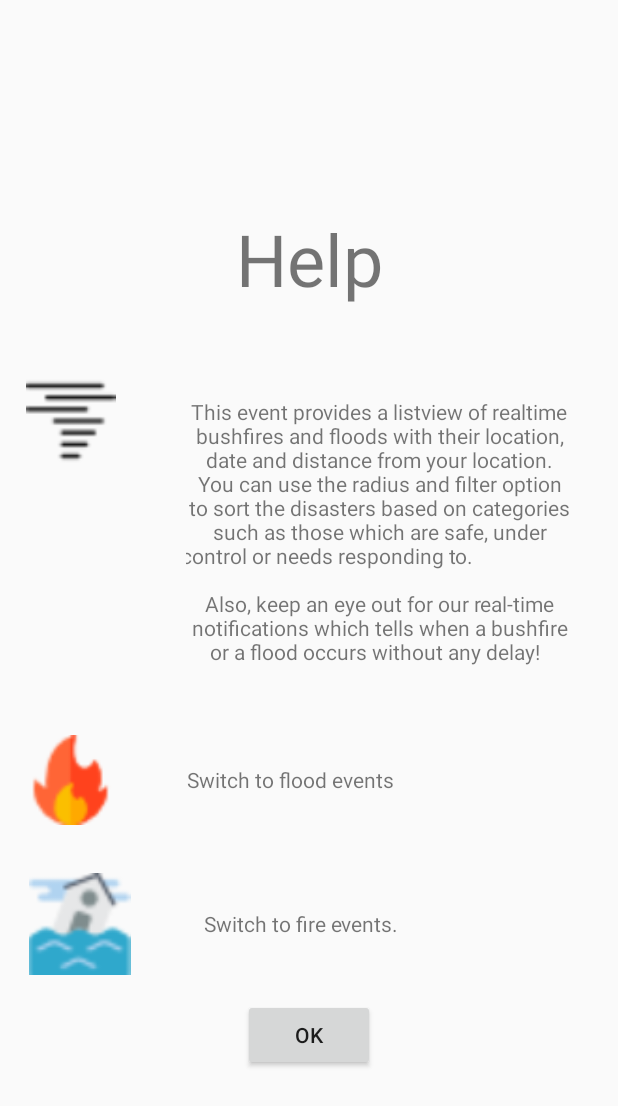
After one commit to fzkfzkqq/mapboxv1.0, an Android app: the layout help_bushfirelist.xml on its own in the app's theme, with its tools: preview values and no code run, on a phone screen of 412 x 824 dp. The commit adds this screen. Shown: the top 1106 px of the screen. Run offline under Robolectric (Android 15) with nearby library versions, the phone set to English and light mode, and no system bars.

Commit message:
final commit

```diff
--- a/app/src/main/java/com/disastermate/mapbox/Activities/BushfireListActivity.java
+++ b/app/src/main/java/com/disastermate/mapbox/Activities/BushfireListActivity.java
@@ -1,6 +1,7 @@
 package com.disastermate.mapbox.Activities;
 
 import android.annotation.SuppressLint;
+import android.app.Dialog;
 import android.content.Context;
 import android.content.SharedPreferences;
 import android.location.Location;
@@ -12,8 +13,11 @@ import android.support.v7.widget.LinearLayoutManager;
 import android.support.v7.widget.RecyclerView;
 import android.util.Log;
 import android.view.View;
+import android.view.ViewGroup;
+import android.view.Window;
 import android.widget.AdapterView;
 import android.widget.ArrayAdapter;
+import android.widget.Button;
 import android.widget.LinearLayout;
 import android.widget.Spinner;
 import android.widget.TextView;
@@ -84,6 +88,9 @@ public class BushfireListActivity extends BaseDrawerActivity implements AdapterV
     private Spinner firespinner;
     private Spinner radiusspinner;
     double lato,longo;
+
+    private FloatingActionButton btn_help;
+    private Button dialogue_button;
 
     @Override
     protected void onCreate(Bundle savedInstanceState) {
@@ -314,6 +321,30 @@ public class BushfireListActivity extends BaseDrawerActivity implements AdapterV
 
                 }
             });
+
+            btn_help.setOnClickListener(new View.OnClickListener() {
+                @Override
+                public void onClick(View v) {
+                    final Dialog settingsDialog = new Dialog(v.getContext());
+                    settingsDialog.getWindow().requestFeature(Window.FEATURE_NO_TITLE);
+                    settingsDialog.setContentView(getLayoutInflater().inflate(R.layout.help_bushfirelist
+                            , null));
+                    settingsDialog.show();
+
+                    Window window = settingsDialog.getWindow();
+                    window.setLayout(ViewGroup.LayoutParams.MATCH_PARENT, ViewGroup.LayoutParams.WRAP_CONTENT);
+
+                    dialogue_button = settingsDialog.findViewById(R.id.okbutton);
+                    dialogue_button.setOnClickListener(new View.OnClickListener() {
+                        @Override
+                        public void onClick(View v) {
+                            settingsDialog.dismiss();
+                        }
+                    });
+
+                }
+            });
+
 
 
 
@@ -640,6 +671,7 @@ public class BushfireListActivity extends BaseDrawerActivity implements AdapterV
         firespinner = findViewById(R.id.fire_spinner);
         radiusspinner = findViewById(R.id.radius_spinner);
         radiusText = findViewById(R.id.radius_text);
+        btn_help = findViewById(R.id.help);
     }
 
     public void getlatlong(){
--- a/app/src/main/java/com/disastermate/mapbox/Activities/Historic.java
+++ b/app/src/main/java/com/disastermate/mapbox/Activities/Historic.java
@@ -35,10 +35,13 @@ import com.mapbox.android.core.location.LocationEngineRequest;
 import com.mapbox.android.core.location.LocationEngineResult;
 import com.mapbox.android.core.permissions.PermissionsListener;
 import com.mapbox.android.core.permissions.PermissionsManager;
+import com.mapbox.geojson.Point;
 import com.mapbox.mapboxsdk.Mapbox;
 import com.mapbox.mapboxsdk.annotations.Icon;
 import com.mapbox.mapboxsdk.annotations.IconFactory;
 import com.mapbox.mapboxsdk.annotations.MarkerOptions;
+import com.mapbox.mapboxsdk.camera.CameraPosition;
+import com.mapbox.mapboxsdk.camera.CameraUpdateFactory;
 import com.mapbox.mapboxsdk.geometry.LatLng;
 import com.mapbox.mapboxsdk.location.LocationComponent;
 import com.mapbox.mapboxsdk.location.LocationComponentActivationOptions;
@@ -137,8 +140,6 @@ public class Historic extends BaseDrawerActivity implements OnMapReadyCallback,
         month = findViewById(R.id.month);
         count1 = findViewById(R.id.count);
         btn_help = findViewById(R.id.help);
-//        getDetailAsyncTask getDetailAsyncTask =new getDetailAsyncTask();
-//        getDetailAsyncTask.execute("3125");
 
 
 
@@ -150,6 +151,8 @@ public class Historic extends BaseDrawerActivity implements OnMapReadyCallback,
                 mapboxMap.setStyle(Style.DARK, new Style.OnStyleLoaded() {
                     @Override
                     public void onStyleLoaded(@NonNull Style style) {
+
+
                         addEarthquakeSource(style);
                         addHeatmapLayer(style);
                         GetParks getpark = new GetParks();
@@ -168,6 +171,8 @@ public class Historic extends BaseDrawerActivity implements OnMapReadyCallback,
                         shake = AnimationUtils.loadAnimation(getApplicationContext(), R.anim.shake);
 
                         liveWithinMinutesSeekbar.startAnimation(shake);
+
+
 
                         liveWithinMinutesSeekbar.setOnSeekBarChangeListener(new SeekBar.OnSeekBarChangeListener() {
                             @Override
@@ -245,6 +250,14 @@ public class Historic extends BaseDrawerActivity implements OnMapReadyCallback,
                             }
                         });
 
+
+                        LatLng latLng = new LatLng(-37.875261, 145.044102);
+                        map.animateCamera(CameraUpdateFactory.newCameraPosition(
+                                new CameraPosition.Builder()
+                                        .target(latLng)
+                                        .zoom(5)
+                                        .build()), 1000);
+
 // Map is set up and the style has loaded. Now you can add data or make other map adjustments
                     }
                 });
@@ -303,7 +316,6 @@ public class Historic extends BaseDrawerActivity implements OnMapReadyCallback,
     private void addEarthquakeSource(@NonNull Style loadedMapStyle) {
         try {
             loadedMapStyle.addSource(new GeoJsonSource(EARTHQUAKE_SOURCE_ID, new URI(EARTHQUAKE_SOURCE_URL)));
-//            Log.i("geojson",loadedMapStyle.getSource(EARTHQUAKE_SOURCE_ID).toString());
         } catch (URISyntaxException uriSyntaxException) {
             Log.e("error",uriSyntaxException.getMessage());
         }
@@ -311,7 +323,7 @@ public class Historic extends BaseDrawerActivity implements OnMapReadyCallback,
 
     private void addHeatmapLayer(@NonNull Style loadedMapStyle) {
         HeatmapLayer layer = new HeatmapLayer(HEATMAP_LAYER_ID, EARTHQUAKE_SOURCE_ID);
-        layer.setMaxZoom(14);
+        layer.setMaxZoom(9);
         layer.setSourceLayer(HEATMAP_LAYER_SOURCE);
         layer.setProperties(
 
--- a/app/src/main/res/layout/activity_bushfire_list.xml
+++ b/app/src/main/res/layout/activity_bushfire_list.xml
@@ -315,6 +315,18 @@
             android:src="@drawable/fire_current"
             android:visibility="gone"/>
 
+        <android.support.design.widget.FloatingActionButton
+            android:id="@+id/help"
+            android:layout_width="wrap_content"
+            android:layout_height="wrap_content"
+            android:layout_marginBottom="50dp"
+            android:layout_marginEnd="16dp"
+            android:layout_gravity="bottom|end"
+            android:src="@drawable/question"
+            />
+
 
     </FrameLayout>
+
+
 </LinearLayout>
--- /dev/null
+++ b/app/src/main/res/layout/help_bushfirelist.xml
@@ -0,0 +1,106 @@
+<?xml version="1.0" encoding="utf-8"?>
+<LinearLayout
+    xmlns:android="http://schemas.android.com/apk/res/android" android:layout_width="wrap_content"
+    android:layout_height="wrap_content"
+    android:orientation="vertical"
+    android:layout_gravity="center">
+    <ScrollView android:layout_height="wrap_content"
+        android:layout_width="match_parent">
+        <LinearLayout
+            android:layout_width="match_parent"
+            android:layout_height="wrap_content"
+            android:orientation="vertical">
+
+
+            <LinearLayout
+                android:layout_width="match_parent"
+                android:layout_height="wrap_content"
+                android:orientation="horizontal"
+                android:layout_gravity="center">
+
+                <TextView
+                    android:layout_width="match_parent"
+                    android:layout_height="wrap_content"
+                    android:layout_gravity="center"
+                    android:textAlignment="center"
+                    android:layout_margin="30dp"
+                    android:textSize="@android:dimen/app_icon_size"
+                    android:text="Help"></TextView>
+            </LinearLayout>
+
+            <LinearLayout
+                android:layout_width="wrap_content"
+                android:layout_height="wrap_content"
+                android:orientation="horizontal">
+
+                <ImageView
+                    android:layout_width="62dp"
+                    android:layout_height="60dp"
+                    android:layout_margin="16dp"
+                    android:src="@drawable/storm"></ImageView>
+
+                <TextView
+                    android:layout_width="wrap_content"
+                    android:layout_height="wrap_content"
+                    android:layout_gravity="center"
+                    android:layout_margin="30dp"
+                    android:gravity="center"
+                    android:text="This event provides a listview of realtime bushfires and floods with their location, date and distance from your location. You can use the radius and filter option to sort the disasters based on categories such as those which are safe, under control or needs responding to.
+                    \n\nAlso, keep an eye out for our real-time notifications which tells when a bushfire or a flood occurs without any delay!  "></TextView>
+            </LinearLayout>
+
+            <LinearLayout
+                android:layout_width="wrap_content"
+                android:layout_height="wrap_content"
+                android:orientation="horizontal">
+
+                <ImageView
+                    android:layout_width="62dp"
+                    android:layout_height="60dp"
+                    android:layout_margin="16dp"
+                    android:src="@drawable/fire_current"></ImageView>
+
+                <TextView
+                    android:layout_width="wrap_content"
+                    android:layout_height="wrap_content"
+                    android:layout_gravity="center"
+                    android:layout_margin="30dp"
+                    android:gravity="center"
+                    android:text="Switch to flood events "></TextView>
+            </LinearLayout>
+
+            <LinearLayout
+                android:layout_width="wrap_content"
+                android:layout_height="wrap_content"
+                android:orientation="horizontal">
+
+                <ImageView
+                    android:layout_width="74dp"
+                    android:layout_height="68dp"
+                    android:layout_margin="16dp"
+                    android:src="@drawable/flood"></ImageView>
+
+                <TextView
+                    android:layout_width="wrap_content"
+                    android:layout_height="wrap_content"
+                    android:text="Switch to fire events."
+                    android:layout_margin="30dp"
+                    android:gravity="center"
+                    android:layout_gravity="center"
+                    >
+                </TextView>
+            </LinearLayout>
+
+            <Button
+                android:layout_width="wrap_content"
+                android:layout_height="wrap_content"
+                android:id="@+id/okbutton"
+                android:text="Ok"
+                android:gravity="center"
+                android:layout_gravity="center"
+                >
+
+            </Button>
+        </LinearLayout>
+    </ScrollView>
+</LinearLayout>
```
